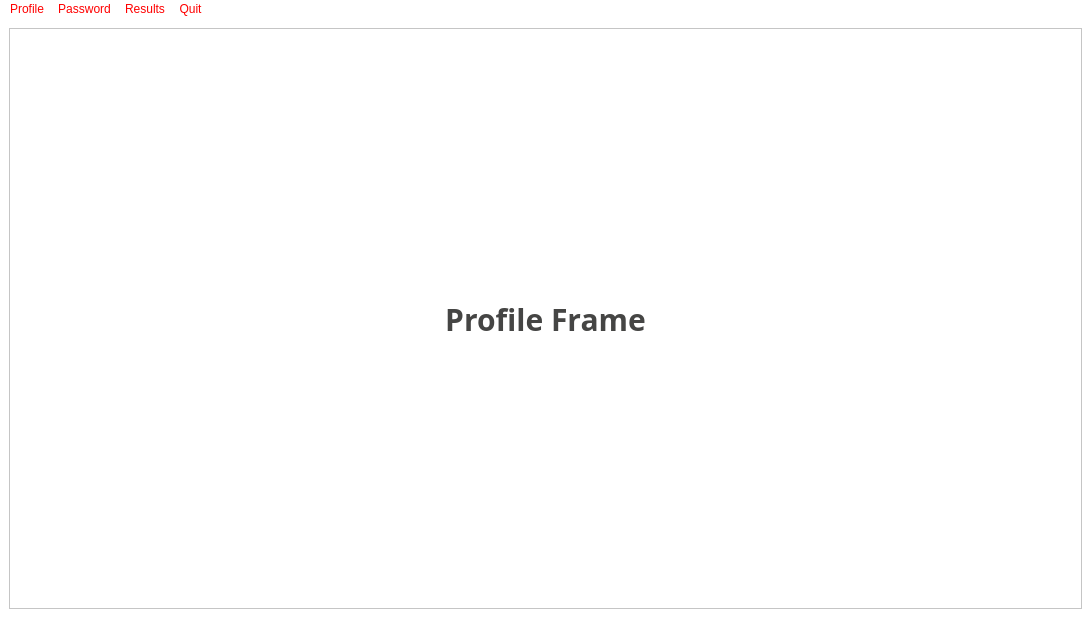
Before: the Qt Designer form ui/student.ui in KramStyles/ada, drawn with Qt 5.
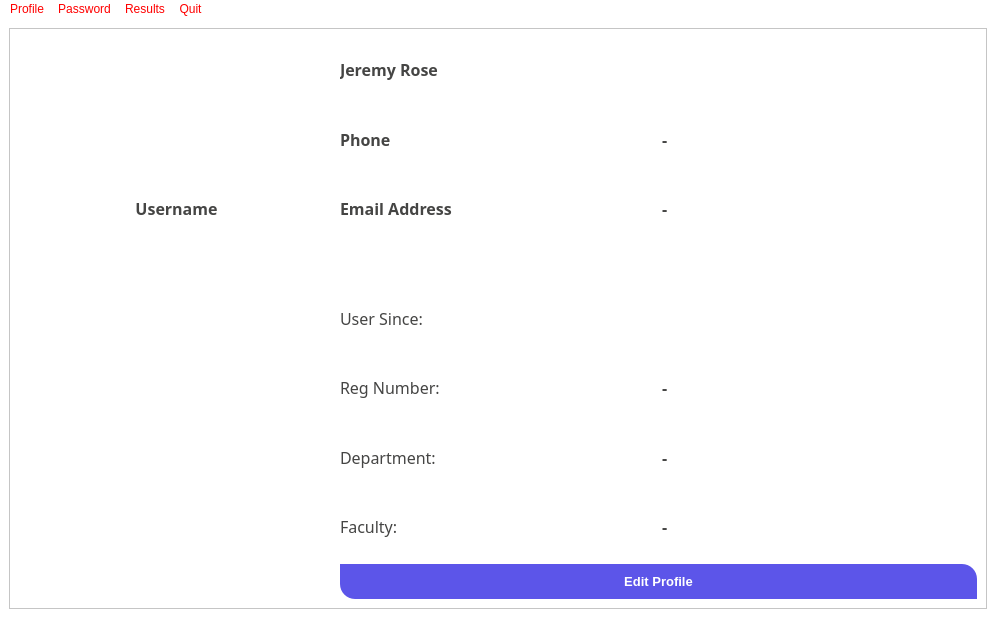
After: the same form once the commit is applied. Icons and pictures are not drawn.

What changed in the file:
```diff
--- a/ui/student.ui
+++ b/ui/student.ui
@@ -6,7 +6,7 @@
    <rect>
     <x>0</x>
     <y>0</y>
-    <width>1091</width>
+    <width>996</width>
     <height>640</height>
    </rect>
   </property>
@@ -50,8 +50,9 @@
 {
 	background-color: transparent;
 	color: #454544;
-	font-weight: bold;
-	font-size: 13px;
+	font-weight: 500;
+	font-size: 16px;
+	font-family: poppins;
 
 }
 
@@ -489,18 +490,209 @@
       </property>
       <layout class="QVBoxLayout" name="verticalLayout">
        <item>
-        <widget class="QLabel" name="label">
-         <property name="styleSheet">
-          <string notr="true">font-family: montserrat;
-font-size: 30px</string>
-         </property>
-         <property name="text">
-          <string>Profile Frame</string>
-         </property>
-         <property name="alignment">
-          <set>Qt::AlignCenter</set>
-         </property>
-        </widget>
+        <layout class="QGridLayout" name="gridLayout">
+         <item row="0" column="1">
+          <widget class="QLabel" name="lblName">
+           <property name="text">
+            <string>Jeremy Rose</string>
+           </property>
+          </widget>
+         </item>
+         <item row="4" column="2">
+          <spacer name="verticalSpacer">
+           <property name="orientation">
+            <enum>Qt::Vertical</enum>
+           </property>
+           <property name="sizeType">
+            <enum>QSizePolicy::Minimum</enum>
+           </property>
+           <property name="sizeHint" stdset="0">
+            <size>
+             <width>20</width>
+             <height>40</height>
+            </size>
+           </property>
+          </spacer>
+         </item>
+         <item row="5" column="2">
+          <widget class="QLabel" name="lblRegDate">
+           <property name="font">
+            <font>
+             <family>poppins</family>
+             <pointsize>-1</pointsize>
+             <weight>50</weight>
+             <bold>false</bold>
+            </font>
+           </property>
+           <property name="styleSheet">
+            <string notr="true">font-weight: normal;</string>
+           </property>
+           <property name="text">
+            <string/>
+           </property>
+           <property name="alignment">
+            <set>Qt::AlignLeading|Qt::AlignLeft|Qt::AlignVCenter</set>
+           </property>
+          </widget>
+         </item>
+         <item row="6" column="2">
+          <widget class="QLabel" name="lblReg">
+           <property name="text">
+            <string>-</string>
+           </property>
+          </widget>
+         </item>
+         <item row="0" column="0">
+          <widget class="QLabel" name="imgProfile">
+           <property name="text">
+            <string/>
+           </property>
+           <property name="pixmap">
+            <pixmap>../images/user-login.png</pixmap>
+           </property>
+           <property name="scaledContents">
+            <bool>false</bool>
+           </property>
+           <property name="alignment">
+            <set>Qt::AlignCenter</set>
+           </property>
+          </widget>
+         </item>
+         <item row="1" column="2">
+          <widget class="QLabel" name="lblPhone">
+           <property name="text">
+            <string>-</string>
+           </property>
+          </widget>
+         </item>
+         <item row="2" column="0">
+          <widget class="QLabel" name="lblUser">
+           <property name="text">
+            <string>Username</string>
+           </property>
+           <property name="alignment">
+            <set>Qt::AlignCenter</set>
+           </property>
+          </widget>
+         </item>
+         <item row="5" column="1">
+          <widget class="QLabel" name="lblRegDate_2">
+           <property name="font">
+            <font>
+             <family>poppins</family>
+             <pointsize>-1</pointsize>
+             <weight>50</weight>
+             <bold>false</bold>
+            </font>
+           </property>
+           <property name="styleSheet">
+            <string notr="true">font-weight: normal;</string>
+           </property>
+           <property name="text">
+            <string>User Since: </string>
+           </property>
+           <property name="alignment">
+            <set>Qt::AlignLeading|Qt::AlignLeft|Qt::AlignVCenter</set>
+           </property>
+          </widget>
+         </item>
+         <item row="2" column="1">
+          <widget class="QLabel" name="label_10">
+           <property name="text">
+            <string>Email Address</string>
+           </property>
+          </widget>
+         </item>
+         <item row="1" column="1">
+          <widget class="QLabel" name="label_5">
+           <property name="text">
+            <string>Phone</string>
+           </property>
+          </widget>
+         </item>
+         <item row="6" column="1">
+          <widget class="QLabel" name="label_6">
+           <property name="font">
+            <font>
+             <family>poppins</family>
+             <pointsize>-1</pointsize>
+             <weight>50</weight>
+             <bold>false</bold>
+            </font>
+           </property>
+           <property name="styleSheet">
+            <string notr="true">font-weight: normal;</string>
+           </property>
+           <property name="text">
+            <string>Reg Number: </string>
+           </property>
+          </widget>
+         </item>
+         <item row="2" column="2">
+          <widget class="QLabel" name="lblEmail">
+           <property name="text">
+            <string>-</string>
+           </property>
+          </widget>
+         </item>
+         <item row="9" column="1">
+          <widget class="QLabel" name="label_12">
+           <property name="font">
+            <font>
+             <family>poppins</family>
+             <pointsize>-1</pointsize>
+             <weight>50</weight>
+             <bold>false</bold>
+            </font>
+           </property>
+           <property name="styleSheet">
+            <string notr="true">font-weight: normal;</string>
+           </property>
+           <property name="text">
+            <string>Faculty:</string>
+           </property>
+          </widget>
+         </item>
+         <item row="9" column="2">
+          <widget class="QLabel" name="lblFalc">
+           <property name="text">
+            <string>-</string>
+           </property>
+          </widget>
+         </item>
+         <item row="8" column="2">
+          <widget class="QLabel" name="lblDept">
+           <property name="text">
+            <string>-</string>
+           </property>
+          </widget>
+         </item>
+         <item row="8" column="1">
+          <widget class="QLabel" name="label_8">
+           <property name="font">
+            <font>
+             <family>poppins</family>
+             <pointsize>-1</pointsize>
+             <weight>50</weight>
+             <bold>false</bold>
+            </font>
+           </property>
+           <property name="styleSheet">
+            <string notr="true">font-weight: normal;</string>
+           </property>
+           <property name="text">
+            <string>Department:</string>
+           </property>
+          </widget>
+         </item>
+         <item row="10" column="1" colspan="2">
+          <widget class="QPushButton" name="btnEdit">
+           <property name="text">
+            <string>Edit Profile</string>
+           </property>
+          </widget>
+         </item>
+        </layout>
        </item>
       </layout>
      </widget>
@@ -512,7 +704,7 @@
     <rect>
      <x>0</x>
      <y>0</y>
-     <width>1091</width>
+     <width>996</width>
      <height>26</height>
     </rect>
    </property>
```
Left out of the diff: 6 changed lines with no effect on the pictures.
